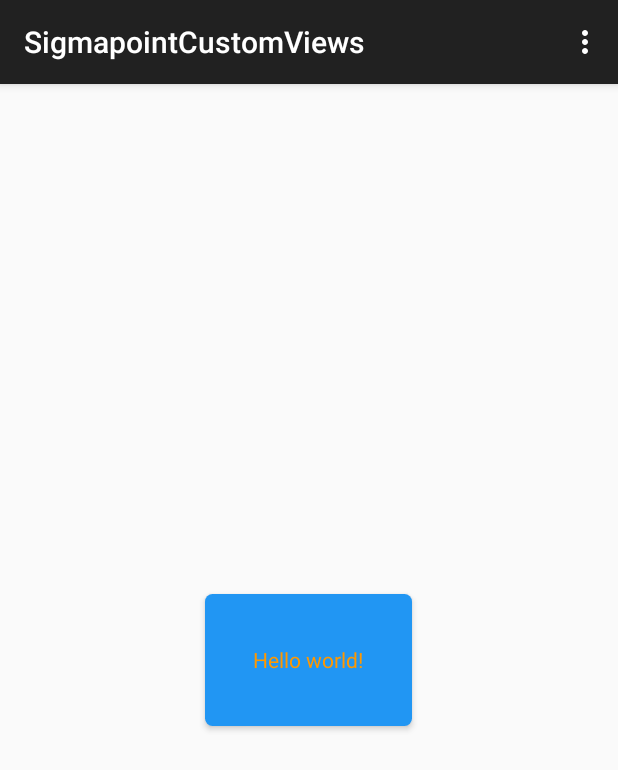
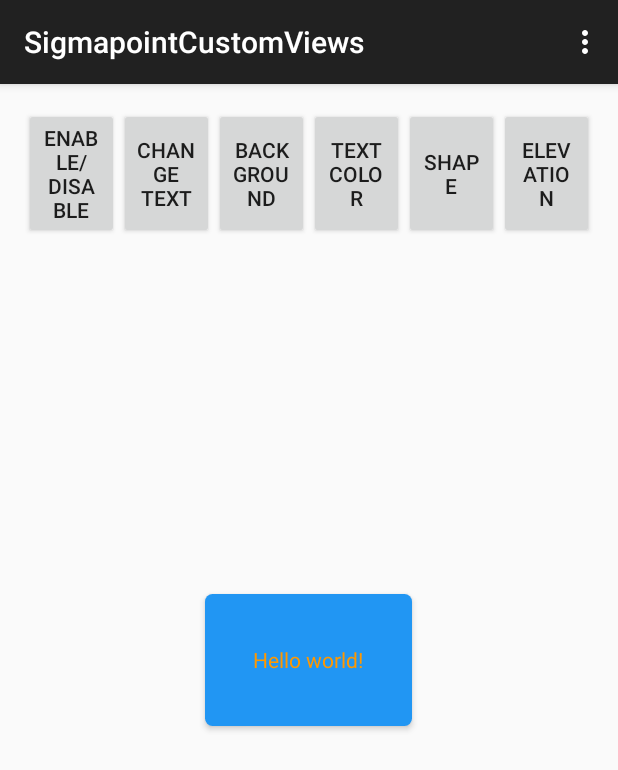
Before and after one commit to jpelczar/pl.sigmapoint.view.CustomButton, an Android app: the screen it shows after launch (MainActivity), on a phone screen of 412 x 824 dp. Shown: the top 770 px of the screen. Run offline under Robolectric (Android 15) with nearby library versions, the phone set to English and light mode, and no system bars.

Commit message:
Added simple demo app. Added getters and setters for few attributes.

```diff
--- a/app/src/main/java/pl/sigmapoint/MainActivity.java
+++ b/app/src/main/java/pl/sigmapoint/MainActivity.java
@@ -1,9 +1,13 @@
 package pl.sigmapoint;
 
+import android.content.res.ColorStateList;
+import android.graphics.Color;
+import android.graphics.drawable.GradientDrawable;
 import android.os.Bundle;
 import android.support.v7.app.AppCompatActivity;
 import android.view.Menu;
 import android.view.MenuItem;
+import android.view.View;
 
 import pl.sigmapoint.customview.CustomButton;
 
@@ -13,7 +17,50 @@ public class MainActivity extends AppCompatActivity {
     protected void onCreate(Bundle savedInstanceState) {
         super.onCreate(savedInstanceState);
         setContentView(R.layout.activity_main);
-        CustomButton customButton = (CustomButton) findViewById(R.id.dialog_button);
+        final CustomButton customButton = (CustomButton) findViewById(R.id.button);
+
+        findViewById(R.id.change_background_color_button).setOnClickListener(new View.OnClickListener() {
+            @Override
+            public void onClick(View v) {
+                customButton.setBackgroundColor(new ColorStateList(new int[][]{new int[]{android.R.attr.state_enabled}, new int[]{android.R.attr.state_pressed}, new int[]{}}, new int[]{Color.GREEN, Color.MAGENTA, Color.RED}));
+            }
+        });
+
+        findViewById(R.id.change_text_button).setOnClickListener(new View.OnClickListener() {
+            @Override
+            public void onClick(View v) {
+                customButton.setText("Custom");
+            }
+        });
+
+        findViewById(R.id.enable_button).setOnClickListener(new View.OnClickListener() {
+            @Override
+            public void onClick(View v) {
+                customButton.setEnabled(!customButton.isEnabled());
+            }
+        });
+
+        findViewById(R.id.shape_button).setOnClickListener(new View.OnClickListener() {
+            @Override
+            public void onClick(View v) {
+                customButton.setShape(GradientDrawable.OVAL, 40);
+            }
+        });
+
+        findViewById(R.id.text_color_button).setOnClickListener(new View.OnClickListener() {
+            @Override
+            public void onClick(View v) {
+                customButton.setTextColor(Color.BLUE);
+            }
+        });
+
+        findViewById(R.id.elevation_button).setOnClickListener(new View.OnClickListener() {
+            @Override
+            public void onClick(View v) {
+                customButton.setElevationEnabled(!customButton.isElevationEnabled());
+            }
+        });
+
     }
 
     @Override
--- a/app/src/main/res/layout/activity_main.xml
+++ b/app/src/main/res/layout/activity_main.xml
@@ -9,8 +9,58 @@
     android:paddingTop="@dimen/activity_vertical_margin"
     tools:context=".MainActivity">
 
+
+    <LinearLayout
+        android:layout_width="match_parent"
+        android:layout_height="wrap_content"
+        android:orientation="horizontal">
+
+        <Button
+            android:id="@+id/enable_button"
+            android:layout_width="0dp"
+            android:layout_height="match_parent"
+            android:layout_weight="1"
+            android:text="enable/disable" />
+
+        <Button
+            android:id="@+id/change_text_button"
+            android:layout_width="0dp"
+            android:layout_height="match_parent"
+            android:layout_weight="1"
+            android:text="change text" />
+
+        <Button
+            android:id="@+id/change_background_color_button"
+            android:layout_width="0dp"
+            android:layout_height="match_parent"
+            android:layout_weight="1"
+            android:text="background" />
+
+        <Button
+            android:id="@+id/text_color_button"
+            android:layout_width="0dp"
+            android:layout_height="match_parent"
+            android:layout_weight="1"
+            android:text="text color" />
+
+        <Button
+            android:id="@+id/shape_button"
+            android:layout_width="0dp"
+            android:layout_height="match_parent"
+            android:layout_weight="1"
+            android:text="shape" />
+
+        <Button
+            android:id="@+id/elevation_button"
+            android:layout_width="0dp"
+            android:layout_height="match_parent"
+            android:layout_weight="1"
+            android:text="elevation" />
+
+    </LinearLayout>
+
     <pl.sigmapoint.customview.CustomButton
-        android:id="@+id/dialog_button"
+        android:id="@+id/button"
         android:layout_width="150dp"
         android:layout_height="100dp"
         android:layout_centerInParent="true"
--- a/library/src/main/java/pl/sigmapoint/customview/CustomButton.java
+++ b/library/src/main/java/pl/sigmapoint/customview/CustomButton.java
@@ -23,19 +23,22 @@ public class CustomButton extends FrameLayout implements View.OnClickListener {
     protected TextView textView;
     protected FrameLayout container;
 
+    private int backgroundPressed, backgroundDisabled, background;
+    private ColorStateList backgroundState;
+    private int textColorPressed, textColorDisabled, textColor;
+    private ColorStateList textColorState;
+    private float textSize;
+    private String text;
+    private float shapeRadius;
+    private int shapeTypeAttr;
+    private int strokeColorPressed, strokeColorDisabled, strokeColor;
+    private float strokeSize;
+    private boolean isElevationEnabled;
+
+    private int shapeType;
+
     public CustomButton(Context context, AttributeSet attrs) {
         super(context, attrs);
-
-        int backgroundPressed, backgroundDisabled, background;
-        int textColorPressed, textColorDisabled, textColor;
-        ColorStateList textColorState;
-        float textSize;
-        String text;
-        float shapeRadius;
-        int shapeType;
-        int strokeColorPressed, strokeColorDisabled, strokeColor;
-        float strokeSize;
-        boolean isElevationEnabled;
 
         TypedArray attributes = context.getTheme().obtainStyledAttributes(attrs, R.styleable.CustomButton, 0, 0);
 
@@ -43,6 +46,7 @@ public class CustomButton extends FrameLayout implements View.OnClickListener {
             background = attributes.getColor(R.styleable.CustomButton_bc_background, 0);
             backgroundPressed = attributes.getColor(R.styleable.CustomButton_bc_background_pressed, background);
             backgroundDisabled = attributes.getColor(R.styleable.CustomButton_bc_background_disabled, background);
+            backgroundState = attributes.getColorStateList(R.styleable.CustomButton_bc_background_state_list);
 
             textColor = attributes.getColor(R.styleable.CustomButton_bc_text_color, 0);
             textColorPressed = attributes.getColor(R.styleable.CustomButton_bc_text_color_pressed, textColor);
@@ -52,13 +56,17 @@ public class CustomButton extends FrameLayout implements View.OnClickListener {
             text = attributes.getString(R.styleable.CustomButton_android_text);
 
             shapeRadius = attributes.getDimension(R.styleable.CustomButton_bc_shape_radius, 0);
-            shapeType = attributes.getInt(R.styleable.CustomButton_bc_shape_type, 0);
+            shapeTypeAttr = attributes.getInt(R.styleable.CustomButton_bc_shape_type, 0);
             strokeColor = attributes.getColor(R.styleable.CustomButton_bc_stroke_color, Color.DKGRAY);
             strokeColorPressed = attributes.getColor(R.styleable.CustomButton_bc_stroke_color_pressed, strokeColor);
             strokeColorDisabled = attributes.getColor(R.styleable.CustomButton_bc_stroke_color_disabled, strokeColor);
             strokeSize = attributes.getDimension(R.styleable.CustomButton_bc_stroke_size, 0);
 
             isElevationEnabled = attributes.getBoolean(R.styleable.CustomButton_bc_elevation_enabled, true);
+
+            if (backgroundState != null) {
+                backgroundColorStateListToIntegers(backgroundState);
+            }
 
             inflate(context, R.layout.button_custom, this);
 
@@ -73,54 +81,11 @@ public class CustomButton extends FrameLayout implements View.OnClickListener {
             if (textColor != 0) textView.setTextColor(textColorList);
             else if (textColorState != null) textView.setTextColor(textColorState);
 
-            int shapeTypeDecision = (shapeType == 0) ? GradientDrawable.RECTANGLE : GradientDrawable.OVAL;
+            shapeType = (shapeTypeAttr == 0) ? GradientDrawable.RECTANGLE : GradientDrawable.OVAL;
 
-            if (Build.VERSION.SDK_INT < Build.VERSION_CODES.LOLLIPOP) {
+            setShape();
+            setElevationEnabled(isElevationEnabled);
 
-                StateListDrawable stateListDrawable = new StateListDrawable();
-                GradientDrawable drawableNormal = new GradientDrawable();
-                GradientDrawable drawablePressed;
-                GradientDrawable drawableDisabled;
-
-                drawableNormal.setShape(shapeTypeDecision);
-                drawableNormal.setCornerRadius(shapeRadius);
-
-                drawablePressed = (GradientDrawable) drawableNormal.getConstantState().newDrawable().mutate();
-                drawableDisabled = (GradientDrawable) drawableNormal.getConstantState().newDrawable().mutate();
-
-                drawableNormal.setColor(background);
-                drawablePressed.setColor(backgroundPressed);
-                drawableDisabled.setColor(backgroundDisabled);
-                drawableNormal.setStroke((int) strokeSize, strokeColor);
-                drawablePressed.setStroke((int) strokeSize, strokeColorPressed);
-                drawableDisabled.setStroke((int) strokeSize, strokeColorDisabled);
-
-                stateListDrawable.addState(new int[]{android.R.attr.state_pressed}, drawablePressed);
-                stateListDrawable.addState(new int[]{android.R.attr.state_enabled}, drawableNormal);
-                stateListDrawable.addState(new int[]{}, drawableDisabled);
-                if (Build.VERSION.SDK_INT >= Build.VERSION_CODES.JELLY_BEAN)
-                    container.setBackground(stateListDrawable);
-                else container.setBackgroundDrawable(stateListDrawable);
-            } else {
-                GradientDrawable gd = new GradientDrawable();
-                gd.setShape(shapeTypeDecision);
-                gd.setCornerRadius(shapeRadius);
-                gd.setColor(background);
-                gd.setStroke((int) strokeSize, strokeColor);
-
-                RippleDrawable drawable = new RippleDrawable(new ColorStateList(new int[][]{new int[]{}}, new int[]{backgroundPressed}), gd, null);
-
-                container.setBackground(drawable);
-                container.setStateListAnimator(AnimatorInflater.loadStateListAnimator(context, R.anim.elevation_button_custom));
-                if (isElevationEnabled) {
-                    FrameLayout.LayoutParams layoutParams = (LayoutParams) container.getLayoutParams();
-                    layoutParams.leftMargin = (int) TypedValue.applyDimension(TypedValue.COMPLEX_UNIT_DIP, 6, getResources().getDisplayMetrics());
-                    layoutParams.rightMargin = (int) TypedValue.applyDimension(TypedValue.COMPLEX_UNIT_DIP, 6, getResources().getDisplayMetrics());
-                    layoutParams.topMargin = (int) TypedValue.applyDimension(TypedValue.COMPLEX_UNIT_DIP, 6, getResources().getDisplayMetrics());
-                    layoutParams.bottomMargin = (int) TypedValue.applyDimension(TypedValue.COMPLEX_UNIT_DIP, 6, getResources().getDisplayMetrics());
-                    container.setLayoutParams(layoutParams);
-                }
-            }
         } finally {
             attributes.recycle();
         }
@@ -139,4 +104,115 @@ public class CustomButton extends FrameLayout implements View.OnClickListener {
         textView.setEnabled(enabled);
         container.setEnabled(enabled);
     }
+
+    private void setShape() {
+
+        StateListDrawable stateListDrawable = new StateListDrawable();
+        GradientDrawable gd = new GradientDrawable();
+        gd.setShape(shapeType);
+        gd.setCornerRadius(shapeRadius);
+
+        GradientDrawable drawableNormal = (GradientDrawable) gd.getConstantState().newDrawable().mutate();
+        GradientDrawable drawablePressed = (GradientDrawable) gd.getConstantState().newDrawable().mutate();
+        GradientDrawable drawableDisabled = (GradientDrawable) gd.getConstantState().newDrawable().mutate();
+
+        drawableNormal.setColor(background);
+        drawablePressed.setColor(backgroundPressed);
+        drawableDisabled.setColor(backgroundDisabled);
+        drawableNormal.setStroke((int) strokeSize, strokeColor);
+        drawablePressed.setStroke((int) strokeSize, strokeColorPressed);
+        drawableDisabled.setStroke((int) strokeSize, strokeColorDisabled);
+
+        stateListDrawable.addState(new int[]{android.R.attr.state_enabled}, drawableNormal);
+        stateListDrawable.addState(new int[]{}, drawableDisabled);
+
+
+        if (Build.VERSION.SDK_INT < Build.VERSION_CODES.LOLLIPOP) {
+
+            stateListDrawable.addState(new int[]{android.R.attr.state_pressed}, drawablePressed);
+
+            if (Build.VERSION.SDK_INT >= Build.VERSION_CODES.JELLY_BEAN)
+                container.setBackground(stateListDrawable);
+            else
+                container.setBackgroundDrawable(stateListDrawable);
+
+        } else {
+
+            RippleDrawable drawable = new RippleDrawable(new ColorStateList(new int[][]{new int[]{}}, new int[]{backgroundPressed}), stateListDrawable, null);
+            container.setBackground(drawable);
+        }
+    }
+
+    private void backgroundColorStateListToIntegers(ColorStateList colorStateList) {
+
+        int globalColor = colorStateList.getColorForState(new int[]{}, 0);
+
+        background = colorStateList.getColorForState(new int[]{android.R.attr.state_enabled}, globalColor);
+        backgroundPressed = colorStateList.getColorForState(new int[]{android.R.attr.state_pressed}, globalColor);
+        backgroundDisabled = globalColor;
+    }
+
+    public void setShape(int shapeType, int shapeRadius) {
+        this.shapeType = shapeType;
+        this.shapeRadius = shapeRadius;
+        setShape();
+
+    }
+
+    public void setTextColor(int color) {
+        textView.setTextColor(color);
+    }
+
+    public void setTextColor(ColorStateList colorStateList) {
+        textView.setTextColor(colorStateList);
+    }
+
+    public void setText(String text) {
+        textView.setText(text);
+    }
+
+    public void setElevationEnabled(boolean enabled) {
+
+        isElevationEnabled = enabled;
+
+        if (Build.VERSION.SDK_INT > Build.VERSION_CODES.LOLLIPOP) {
+
+            int var;
+
+            if (enabled) {
+                var = 6;
+                container.setStateListAnimator(AnimatorInflater.loadStateListAnimator(getContext(), R.anim.elevation_button_custom));
+            } else {
+                var = 0;
+                container.setTranslationZ(0);
+                container.setElevation(0);
+                container.setStateListAnimator(null);
+            }
+            FrameLayout.LayoutParams layoutParams = (LayoutParams) container.getLayoutParams();
+            layoutParams.leftMargin = (int) TypedValue.applyDimension(TypedValue.COMPLEX_UNIT_DIP, var, getResources().getDisplayMetrics());
+            layoutParams.rightMargin = (int) TypedValue.applyDimension(TypedValue.COMPLEX_UNIT_DIP, var, getResources().getDisplayMetrics());
+            layoutParams.topMargin = (int) TypedValue.applyDimension(TypedValue.COMPLEX_UNIT_DIP, var, getResources().getDisplayMetrics());
+            layoutParams.bottomMargin = (int) TypedValue.applyDimension(TypedValue.COMPLEX_UNIT_DIP, var, getResources().getDisplayMetrics());
+            container.setLayoutParams(layoutParams);
+
+        }
+    }
+
+    public void setBackgroundColor(ColorStateList colorStateList) {
+
+        backgroundColorStateListToIntegers(colorStateList);
+        setShape();
+    }
+
+    public int getShapeType() {
+        return shapeType;
+    }
+
+    public String getText() {
+        return String.valueOf(textView.getText());
+    }
+
+    public boolean isElevationEnabled() {
+        return isElevationEnabled;
+    }
 }
--- a/library/src/main/res/values/attrs.xml
+++ b/library/src/main/res/values/attrs.xml
@@ -5,7 +5,7 @@
         <attr name="bc_background_pressed" format="color" />
         <attr name="bc_background_disabled" format="color" />
         <attr name="bc_background" format="color" />
-        <attr name="android:background" />
+        <attr name="bc_background_state_list" format="color" />
 
         <attr name="bc_text_color_pressed" format="color" />
         <attr name="bc_text_color_disabled" format="color" />
```
